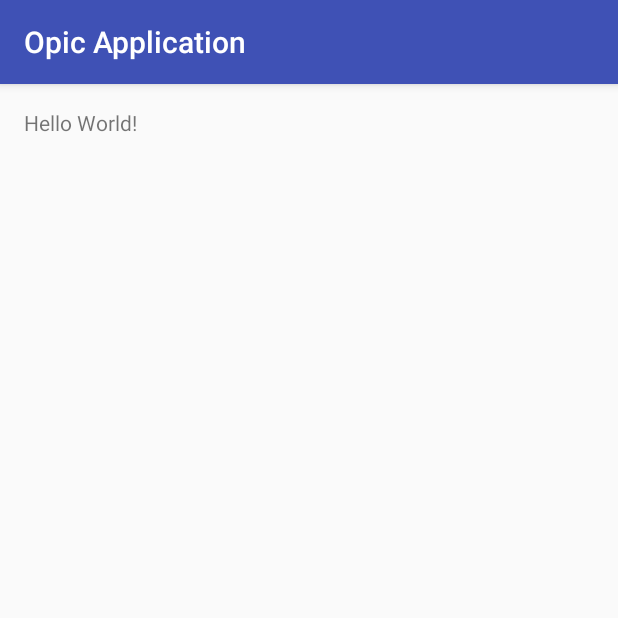
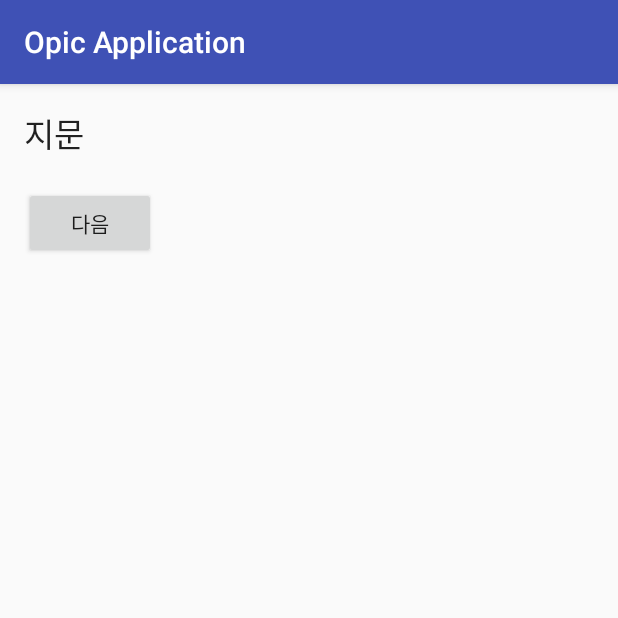
Before and after one commit to neltica/filesort, an Android app: the screen it shows after launch (MainActivity), on a phone screen of 412 x 824 dp, the top half of it. Run offline under Robolectric (Android 15) with nearby library versions, the light colour scheme and no system bars.

Commit message:
안드로이드용 오픽 문제 제출기 프로젝트 수정 1.gui 구성

```diff
--- a/OpicforAndroid/OpicApplication/app/src/main/res/layout/activity_main.xml
+++ b/OpicforAndroid/OpicApplication/app/src/main/res/layout/activity_main.xml
@@ -9,8 +9,30 @@
     android:paddingTop="@dimen/activity_vertical_margin"
     tools:context="com.example.nelicia.opicapplication.MainActivity">
 
-    <TextView
-        android:layout_width="wrap_content"
-        android:layout_height="wrap_content"
-        android:text="Hello World!" />
+    <LinearLayout
+        android:orientation="vertical"
+        android:layout_width="match_parent"
+        android:layout_height="match_parent">
+
+        <TextView
+            android:layout_width="wrap_content"
+            android:layout_height="wrap_content"
+            android:textAppearance="?android:attr/textAppearanceLarge"
+            android:text="지문"
+            android:id="@+id/korean" />
+
+        <TextView
+            android:layout_width="wrap_content"
+            android:layout_height="wrap_content"
+            android:id="@+id/english" />
+
+        <Button
+            android:layout_width="wrap_content"
+            android:layout_height="wrap_content"
+            android:text="다음"
+            android:id="@+id/nextbutton"
+            android:layout_centerVertical="true"
+            android:layout_centerHorizontal="true" />
+    </LinearLayout>
+
 </RelativeLayout>
```
